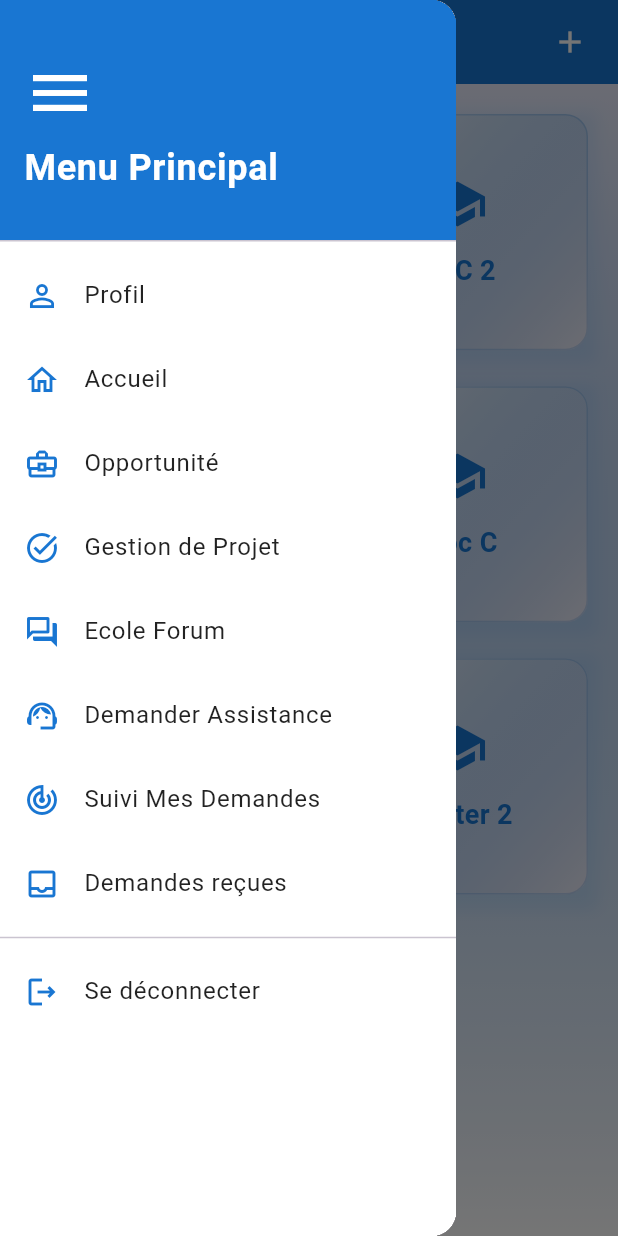
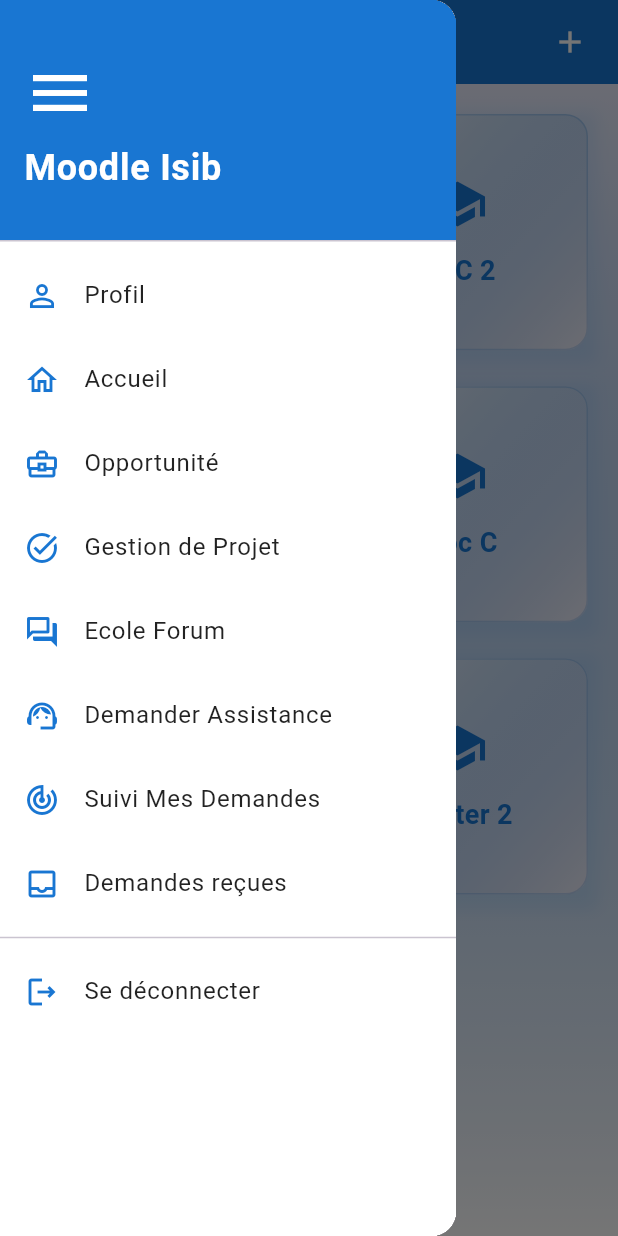
Before and after one commit to dimitristeave/managementUniversityApp, a Flutter app: the HomeShareFile screen opened by its route, with the side drawer open, on a phone screen of 412 x 824 dp. Run offline on Flutter 3.47's test engine with Material 3 defaults, Android fonts, the light colour scheme and no system bars; our stand-ins replace awesome_notifications, dio, file_picker, firebase_auth, firebase_core, firebase_messaging and 3 more; accounts and stored records are empty.

```diff
--- a/lib/reutilisable/app_drawer.dart
+++ b/lib/reutilisable/app_drawer.dart
@@ -42,7 +42,7 @@
                   ),
                   SizedBox(height: 8),
                   Text(
-                    'Menu Principal',
+                    'Moodle Isib',
                     style: TextStyle(
                       color: Colors.white,
                       fontSize: 24,
```
